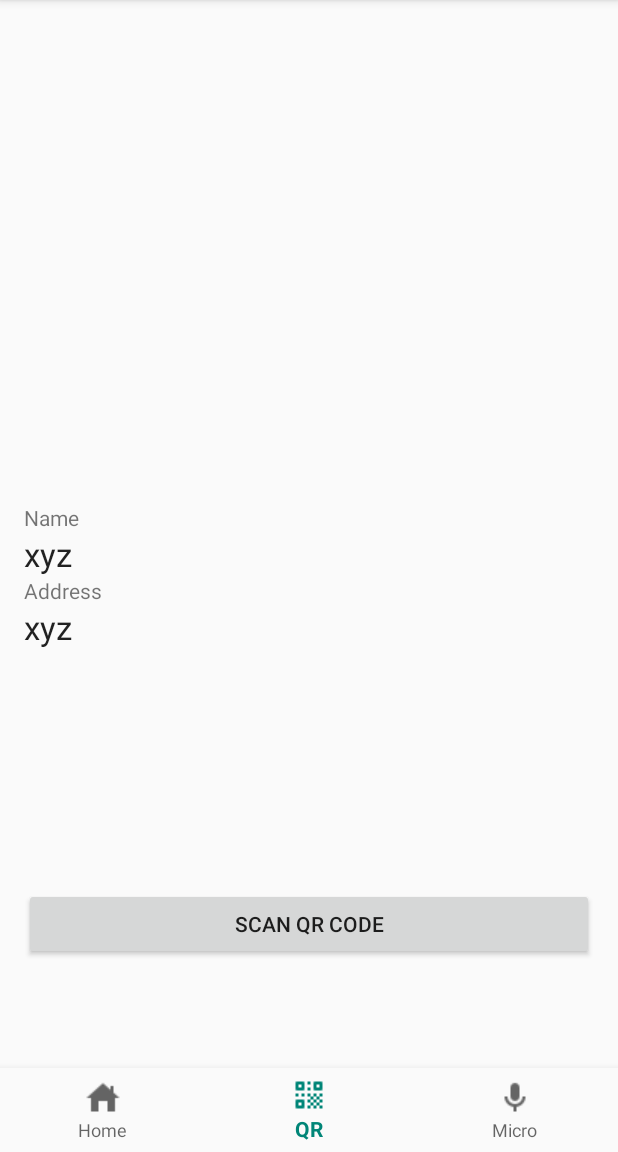
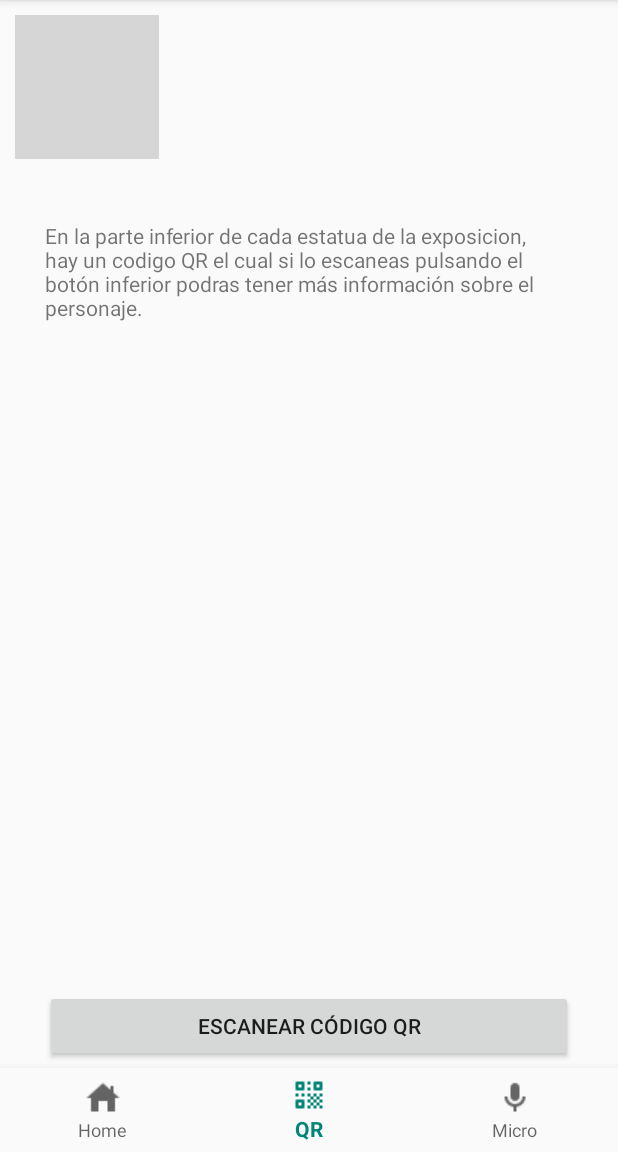
Before and after one commit to antoniomanuelfr/Nuevos-Paradigmas-de-Interacci-n, an Android app: the screen it shows after launch (MainActivity), item 2 of the bottom bar chosen, on a phone screen of 412 x 824 dp, the part 84-1236 px from its top. Run offline under Robolectric (Android 15) with nearby library versions, the phone set to English and light mode, and no system bars; grey boxes are pictures that could not be loaded.

Commit message:
cambio layout qr

```diff
--- a/Museo/app/src/main/java/com/p207/npi/Museo/QrFragment.java
+++ b/Museo/app/src/main/java/com/p207/npi/Museo/QrFragment.java
@@ -9,7 +9,6 @@ import android.view.LayoutInflater;
 import android.view.View;
 import android.view.ViewGroup;
 import android.widget.Button;
-import android.widget.TextView;
 import android.widget.Toast;
 
 import java.util.HashMap;
@@ -17,9 +16,6 @@ import java.util.Map;
 
 public class QrFragment extends Fragment implements View.OnClickListener{
     private  final int SCAN_REQUEST_CODE = 21;
-
-    private Button buttonScan;
-    private TextView textViewName, textViewAddress;
 
     public QrFragment() {
         // Required empty public constructor
@@ -53,35 +49,32 @@ public class QrFragment extends Fragment implements View.OnClickListener{
         //Se ha escaneado un codigo QR correctamente
         if (requestCode==SCAN_REQUEST_CODE){
 
-            if (resultCode==QrActivity.RESULT_OK){
+            if (resultCode==QrActivity.RESULT_OK) {
                 String result = Data.getStringExtra("result");
                 Map<String, String> mapResult = processResult(result);
 
-                if (mapResult == null){
+                if (mapResult == null) {
                     Toast.makeText(getActivity(), "QR no valido.", Toast.LENGTH_LONG).show();
 
-                }else if (mapResult.containsKey(NameKey) && mapResult.containsKey(URLKey)) {
+                } else if (mapResult.containsKey(NameKey) && mapResult.containsKey(URLKey)) {
 
                     String Name = mapResult.get(NameKey);
 
                     String URL = mapResult.get(URLKey);
+                    Toast.makeText(getActivity(), "QR aceptado", Toast.LENGTH_LONG).show();
 
-                    textViewName.setText(Name);
-                    textViewAddress.setText(URL);
 
-                }else{
+                } else {
                     Toast.makeText(getActivity(), "No se encontró ningun resultado.", Toast.LENGTH_LONG).show();
 
                 }
-
+            }else{
+                Toast.makeText(getActivity(), "No se leyó el QR, pruebe otra vez", Toast.LENGTH_LONG).show();
 
             }
         }
     }
 
-    public TextView getTextViewAddress() {
-        return textViewAddress;
-    }
 
     @Override
     public View onCreateView(@NonNull LayoutInflater inflater, ViewGroup container,
@@ -89,9 +82,7 @@ public class QrFragment extends Fragment implements View.OnClickListener{
         // Inflate the layout for this fragment
         View vista = inflater.inflate(R.layout.fragment_qr, container, false);
 
-        buttonScan =  vista.findViewById(R.id.buttonScan);
-        textViewName =  vista.findViewById(R.id.textViewName);
-        textViewAddress =  vista.findViewById(R.id.textViewAddress);
+        Button buttonScan = vista.findViewById(R.id.buttonScan);
 
         buttonScan.setOnClickListener(this);
         return vista;
--- a/Museo/app/src/main/res/layout/fragment_qr.xml
+++ b/Museo/app/src/main/res/layout/fragment_qr.xml
@@ -1,52 +1,38 @@
 <?xml version="1.0" encoding="utf-8"?>
 <RelativeLayout xmlns:android="http://schemas.android.com/apk/res/android"
+    xmlns:app="http://schemas.android.com/apk/res-auto"
     android:id="@+id/activity_main"
     android:layout_width="match_parent"
-    android:layout_height="match_parent"
-    android:paddingBottom="@dimen/activity_vertical_margin"
-    android:paddingLeft="@dimen/activity_horizontal_margin"
-    android:paddingRight="@dimen/activity_horizontal_margin"
-    android:paddingTop="@dimen/activity_vertical_margin">
-    <LinearLayout
-        android:layout_width="match_parent"
-        android:layout_height="wrap_content"
-        android:layout_centerVertical="true"
-        android:orientation="vertical">
-
-        <TextView
-            android:layout_width="match_parent"
-            android:layout_height="wrap_content"
-            android:text="Name" />
-
-        <TextView
-            android:id="@+id/textViewName"
-            android:layout_width="match_parent"
-            android:layout_height="wrap_content"
-            android:text="xyz"
-            android:textAppearance="@style/Base.TextAppearance.AppCompat.Large" />
-
-        <TextView
-            android:layout_width="match_parent"
-            android:layout_height="wrap_content"
-            android:text="Address" />
-
-        <TextView
-            android:id="@+id/textViewAddress"
-            android:layout_width="match_parent"
-            android:layout_height="wrap_content"
-            android:text="xyz"
-            android:textAppearance="@style/Base.TextAppearance.AppCompat.Large" />
+    android:layout_height="match_parent">
 
 
-    </LinearLayout>
+    <ImageView
+        android:id="@+id/imageView2"
+        android:layout_width="wrap_content"
+        android:layout_height="wrap_content"
+        android:layout_margin="10dp"
+        app:srcCompat="@drawable/qr_scan" />
 
     <Button
         android:id="@+id/buttonScan"
         android:layout_width="match_parent"
         android:layout_height="wrap_content"
+        android:layout_alignParentStart="true"
         android:layout_alignParentBottom="true"
+        android:layout_marginRight="30dp"
+        android:layout_marginLeft="30dp"
+        android:layout_marginBottom="60dp"
+        android:text="@string/scan_qr_code" />
+
+    <TextView
+        android:id="@+id/textView5"
+        android:layout_width="match_parent"
+        android:layout_height="wrap_content"
+        android:layout_below="@+id/imageView2"
         android:layout_centerHorizontal="true"
-        android:layout_marginBottom="112dp"
-        android:text="Scan QR Code" />
+        android:layout_marginTop="31dp"
+        android:layout_marginRight="30dp"
+        android:layout_marginLeft="30dp"
+        android:text="@string/qr_introduction" />
 
 </RelativeLayout>
--- a/Museo/app/src/main/res/values/strings.xml
+++ b/Museo/app/src/main/res/values/strings.xml
@@ -4,12 +4,16 @@
     <string name="title_qr">QR</string>
     <string name="title_micro">Micro</string>
 
-    <!-- TODO: Remove or change this placeholder text -->
     <string name="hello_blank_fragment">Hello blank fragment</string>
-    <string name="title_activity_main">MainActivity</string>
-    <string name="title_dashboard">Dashboard</string>
-    <string name="title_notifications">Notifications</string>
-    <string name="visitar_wiki">Visitar WIKI</string>
+    <string name="visitar_wiki">Más información</string>
+    <string name="info_button">Información</string>
     <string name="habla_bot">Pregunta al bot</string>
     <string name="name">Nombre:</string>
+    <string name="todo">TODO</string>
+    <string name="scan_qr_code">Escanear código QR</string>
+    <string name="qr_introduction">En la parte inferior de cada estatua de la exposicion, hay un
+        codigo QR el cual si lo escaneas pulsando el botón inferior podras tener más información
+        sobre el personaje.
+
+    </string>
 </resources>
```
Also changed, not shown: Museo/app/src/main/res/layout/fragment_qr_readed.xml (+33 -19 lines).
